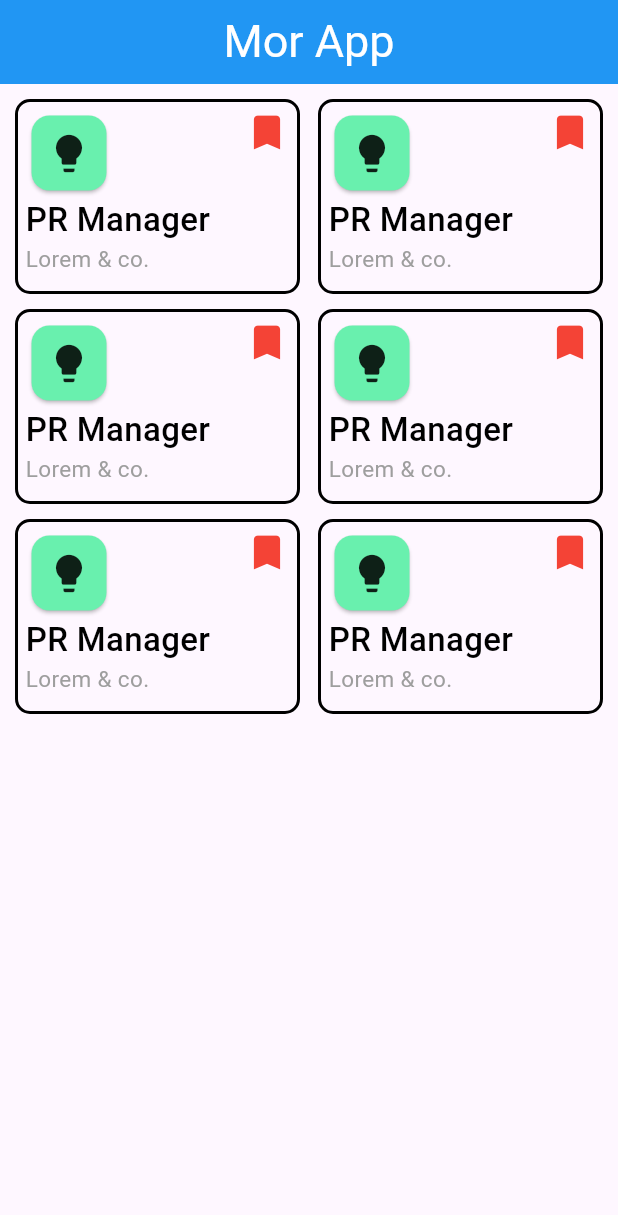
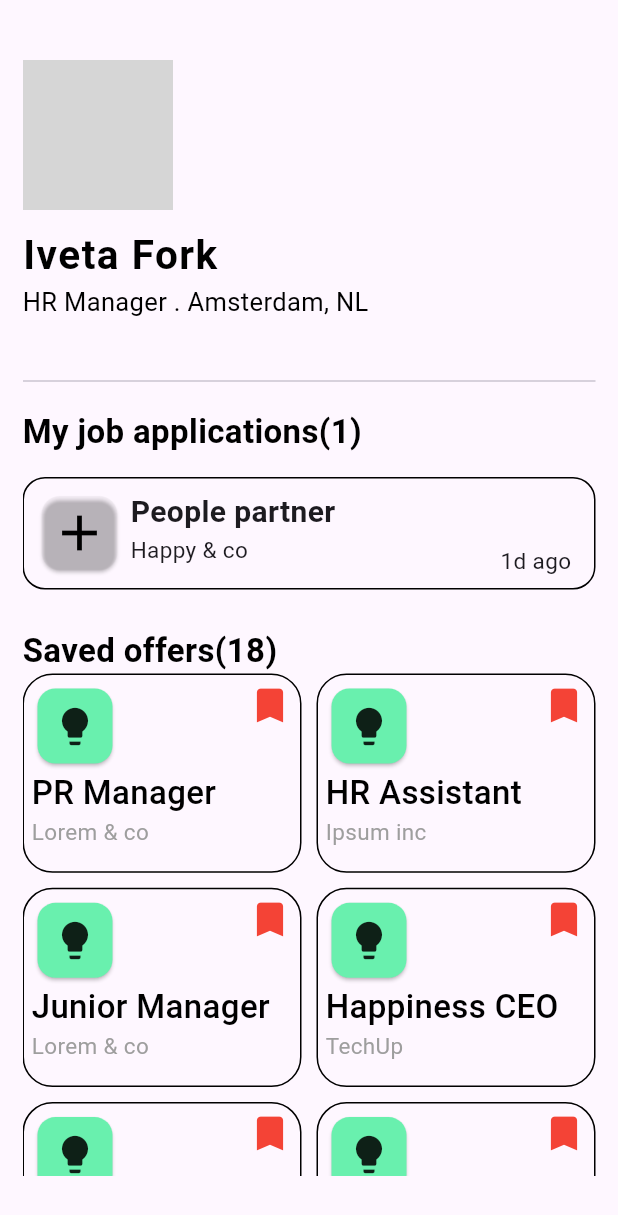
Before and after one commit to niceislam/practise, a Flutter app: the screen it shows after launch, on a phone screen of 412 x 824 dp. Shown: the top 1215 px of the screen. Run offline on Flutter 3.47's test engine with Material 3 defaults, Android fonts, the light colour scheme and no system bars; network calls fail; grey boxes are pictures that could not be loaded.

Commit message:
new screen

```diff
--- /dev/null
+++ b/lib/practice/container.dart
@@ -0,0 +1,56 @@
+import 'package:flutter/material.dart';
+
+class NewContainerCard extends StatelessWidget {
+  const NewContainerCard({super.key, this.title, this.subtitle, this.icon});
+  final String? title;
+  final String? subtitle;
+  final Icon? icon;
+
+  @override
+  Widget build(BuildContext context) {
+    return Container(
+      height: 130,
+      width: 200,
+      decoration: BoxDecoration(
+        borderRadius: BorderRadius.circular(20),
+        border: Border.all(color: Colors.black, width: 1),
+      ),
+      child: Padding(
+        padding: const EdgeInsets.all(5.0),
+        child: Column(
+          crossAxisAlignment: CrossAxisAlignment.start,
+          children: [
+            Row(
+              mainAxisAlignment: MainAxisAlignment.spaceBetween,
+              crossAxisAlignment: CrossAxisAlignment.start,
+              children: [
+                Card(
+                  color: Colors.greenAccent,
+                  child: SizedBox(
+                    height: 50,
+                    width: 50,
+                    child: Center(child: Icon(Icons.lightbulb, size: 30)),
+                  ),
+                ),
+                Icon(Icons.bookmark, color: Colors.red, size: 30),
+              ],
+            ),
+            Text(
+              "${title}",
+              style: TextStyle(
+                color: Colors.black,
+                fontSize: 22,
+                fontWeight: FontWeight.w500,
+              ),
+            ),
+            //SizedBox(height: 5,),
+            Text(
+              "${subtitle}",
+              style: TextStyle(color: Colors.grey, fontSize: 15),
+            ),
+          ],
+        ),
+      ),
+    );
+  }
+}
--- a/lib/practice/new_screen.dart
+++ b/lib/practice/new_screen.dart
@@ -1,4 +1,6 @@
 import 'package:flutter/material.dart';
+
+import 'container.dart';
 
 class MorAppScreen extends StatefulWidget {
   const MorAppScreen({super.key});
@@ -8,111 +10,138 @@ class MorAppScreen extends StatefulWidget {
 }
 
 class _MorAppScreenState extends State<MorAppScreen> {
-  bool iconOn = true;
+  List<Map<String, dynamic>> ideaList = [
+    {"title": "PR Manager", "subtitle": "Lorem & co"},
+    {"title": "HR Assistant", "subtitle": "Ipsum inc"},
+    {"title": "Junior Manager", "subtitle": "Lorem & co"},
+    {"title": "Happiness CEO", "subtitle": "TechUp"},
+    {"title": "Happiness CEO", "subtitle": "TechUp"},
+    {"title": "Happiness CEO", "subtitle": "TechUp"},
+  ];
   @override
   Widget build(BuildContext context) {
     return Scaffold(
-      appBar: AppBar(
-        backgroundColor: Colors.blue,
-        centerTitle: true,
-        title: Text(
-          "Mor App",
-          style: TextStyle(color: Colors.white, fontSize: 30),
+      body: Padding(
+        padding: const EdgeInsets.symmetric(horizontal: 15, vertical: 40),
+        child: SingleChildScrollView(
+          child: Column(
+            crossAxisAlignment: CrossAxisAlignment.start,
+            children: [
+              Container(
+                height: 100,
+                width: 100,
+                decoration: BoxDecoration(
+                  borderRadius: BorderRadius.circular(100),
+                  border: Border.all(color: Colors.black, width: 1),
+                  image: DecorationImage(
+                    fit: BoxFit.fill,
+                    image: NetworkImage(
+                      "https://encrypted-tbn0.gstatic.com/images?q=tbn:ANd9GcTzkuuKTB-WNAEzx_Lp5VZHQmwCEw7wA6yjiQ&s",
                     ),
                   ),
-      body: Padding(
-        padding: const EdgeInsets.all(10.0),
-        child: Column(
-          spacing: 10,
-          crossAxisAlignment: CrossAxisAlignment.center,
+                ),
+              ),
+              SizedBox(height: 10),
+              Text(
+                "Iveta Fork",
+                style: TextStyle(
+                  color: Colors.black,
+                  fontWeight: FontWeight.bold,
+                  letterSpacing: 1,
+                  fontSize: 27,
+                ),
+              ),
+              Text(
+                "HR Manager . Amsterdam, NL",
+                style: TextStyle(color: Colors.black, fontSize: 17),
+              ),
+              SizedBox(height: 40),
+              Divider(height: 2),
+              SizedBox(height: 17),
+              Text(
+                "My job applications(1)",
+                style: TextStyle(
+                  color: Colors.black,
+                  fontSize: 22,
+                  fontWeight: FontWeight.bold,
+                ),
+              ),
+              SizedBox(height: 15),
+              Container(
+                height: 75,
+                width: MediaQuery.sizeOf(context).width,
+                decoration: BoxDecoration(
+                  borderRadius: BorderRadius.circular(15),
+                  border: Border.all(color: Colors.black),
+                ),
+                child: Padding(
+                  padding: const EdgeInsets.all(8.0),
+                  child: Row(
+                    crossAxisAlignment: CrossAxisAlignment.end,
                     children: [
-            Row(
-              mainAxisAlignment: MainAxisAlignment.spaceBetween,
+                      Card(
+                        color: Colors.black.withAlpha(2),
+                        child: SizedBox(
+                          height: 50,
+                          width: 50,
+                          child: Center(
+                            child: Icon(Icons.add, size: 40, color: Colors.black),
+                          ),
+                        ),
+                      ),
+                      SizedBox(width: 5),
+                      Column(
+                        crossAxisAlignment: CrossAxisAlignment.start,
                         children: [
-                _buildContainer(),
-                _buildContainer(),
-
+                          Text(
+                            "People partner",
+                            style: TextStyle(
+                              fontWeight: FontWeight.bold,
+                              fontSize: 20,
+                            ),
+                          ),
+                          Text("Happy & co", style: TextStyle(fontSize: 15)),
                         ],
                       ),
-            Row(
-              mainAxisAlignment: MainAxisAlignment.spaceBetween,
-              children: [
-                _buildContainer(),
-                _buildContainer(),
-
+                      SizedBox(width: 110),
+                      Text("1d ago", style: TextStyle(fontSize: 15)),
                     ],
                   ),
-            Row(
-              mainAxisAlignment: MainAxisAlignment.spaceBetween,
+                ),
+              ),
+              SizedBox(height: 25),
+              Text(
+                "Saved offers(18)",
+                style: TextStyle(
+                  color: Colors.black,
+                  fontSize: 22,
+                  fontWeight: FontWeight.bold,
+                ),
+              ),
+              Column(
                 children: [
-                _buildContainer(),
-                _buildContainer(),
-
+                  GridView.builder(
+                    scrollDirection: Axis.vertical,
+                    shrinkWrap: true,
+                    gridDelegate: SliverGridDelegateWithFixedCrossAxisCount(
+                      crossAxisCount: 2,
+                      childAspectRatio: 1.40,
+                      crossAxisSpacing: 10,
+                      mainAxisSpacing: 10,
+                    ),
+                    itemCount: ideaList.length,
+                    itemBuilder: (context, index) {
+                      return NewContainerCard(
+                        title: ideaList[index]['title'],
+                        subtitle: ideaList[index]['subtitle'],
+                      );
+                    },
+                  ),
                 ],
               ),
             ],
           ),
         ),
-    );
-  }
-
-  Container _buildContainer() {
-    return Container(
-      height: 130,
-      width: 190,
-      decoration: BoxDecoration(
-        borderRadius: BorderRadius.circular(10),
-        border: Border.all(color: Colors.black, width: 2),
-      ),
-      child: Padding(
-        padding: const EdgeInsets.all(5.0),
-        child: Column(
-          crossAxisAlignment: CrossAxisAlignment.start,
-          children: [
-            Row(
-              mainAxisAlignment: MainAxisAlignment.spaceBetween,
-              crossAxisAlignment: CrossAxisAlignment.start,
-              children: [
-                Card(
-                  color: Colors.greenAccent,
-                  child: SizedBox(
-                    height: 50,
-                    width: 50,
-                    child: Center(child: Icon(Icons.lightbulb, size: 30)),
-                  ),
-                ),
-                InkWell(
-                  onTap: () {
-                    setState(() {
-                      iconOn = !iconOn;
-                    });
-                  },
-                  child:
-                      iconOn == true
-                          ? Icon(Icons.bookmark, color: Colors.red, size: 30)
-                          : Icon(
-                            Icons.bookmark_outline,
-                            size: 30,
-                            color: Colors.red,
-                          ),
-                ),
-              ],
-            ),
-            Text(
-              "PR Manager",
-              style: TextStyle(
-                color: Colors.black,
-                fontSize: 22,
-                fontWeight: FontWeight.w500,
-              ),
-            ),
-            //SizedBox(height: 5,),
-            Text(
-              "Lorem & co.",
-              style: TextStyle(color: Colors.grey, fontSize: 15),
-            ),
-          ],
-        ),
       ),
     );
   }
```
Lines whose indentation alone changed are shown as unchanged.
